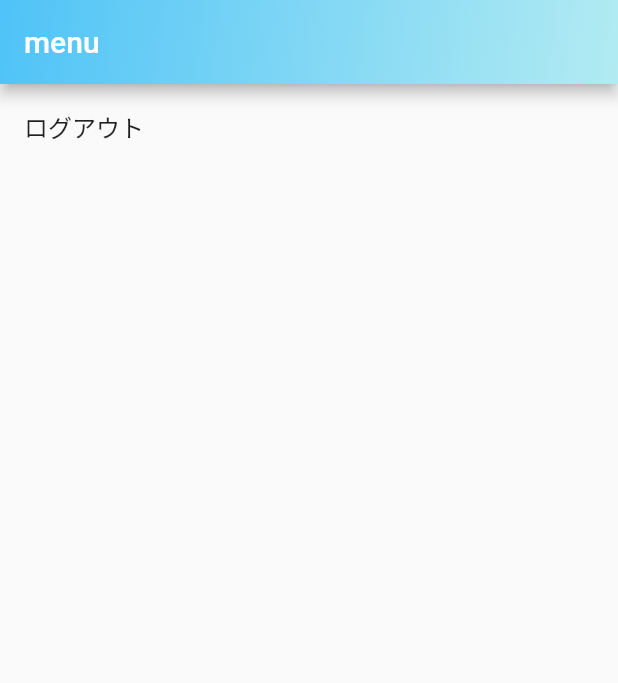
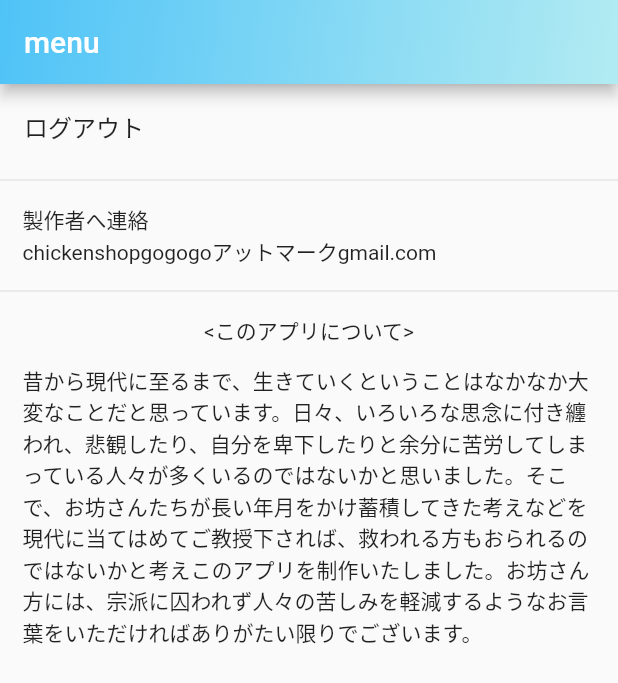
Before and after one commit to kentaro-box/flutter-light, a Flutter app: the Menu screen opened directly, on a phone screen of 412 x 824 dp. Shown: the top 683 px of the screen. Run offline on Flutter 3.47's test engine with Material 2 defaults, Android fonts, the phone set to English and light mode, and no system bars; our stand-ins replace cloud_firestore, firebase_auth, firebase_core, like_button; missing offline and left inert: flutter_auth_buttons, flutter_facebook_login; accounts and stored records are empty.

Commit message:
アップグレードのため

```diff
--- a/lib/block.dart
+++ b/lib/block.dart
@@ -15,7 +15,7 @@ class Block extends StatelessWidget {
     return user.uid;
   }
 
-  addPostBlockUid() async {
+  void addPostBlockUid() async {
     var uid = await getCurrentUserId();
     var documentRef = Firestore.instance.collection('posts').document(postId);
 
--- a/lib/menu.dart
+++ b/lib/menu.dart
@@ -59,6 +59,35 @@ class _MenuState extends State<Menu> {
                   (Route<dynamic> route) => false);
             },
           ),
+          Divider(),
+          Padding(
+            padding: const EdgeInsets.fromLTRB(15.0, 8.0, 15.0, 8.0),
+            child: Column(
+              children: <Widget>[
+                Align(
+                  alignment: Alignment.centerLeft,
+                  child: Text("製作者へ連絡"),
+                ),
+                Align(
+                    alignment: Alignment.centerLeft,
+                    child: Text('chickenshopgogogoアットマークgmail.com')),
+              ],
+            ),
+          ),
+          Divider(),
+          Padding(
+            padding: const EdgeInsets.fromLTRB(15.0, 8.0, 15.0, 8.0),
+            child: Column(
+              children: <Widget>[
+                Padding(
+                  padding: const EdgeInsets.only(bottom: 12.0),
+                  child: Text('<このアプリについて>'),
+                ),
+                Text(
+                    '昔から現代に至るまで、生きていくということはなかなか大変なことだと思っています。日々、いろいろな思念に付き纏われ、悲観したり、自分を卑下したりと余分に苦労してしまっている人々が多くいるのではないかと思いました。そこで、お坊さんたちが長い年月をかけ蓄積してきた考えなどを現代に当てはめてご教授下されば、救われる方もおられるのではないかと考えこのアプリを制作いたしました。お坊さん方には、宗派に囚われず人々の苦しみを軽減するようなお言葉をいただければありがたい限りでございます。'),
+              ],
+            ),
+          ),
         ],
       ),
     );
--- a/lib/word_of_today.dart
+++ b/lib/word_of_today.dart
@@ -182,7 +182,7 @@ class _WordOfTodayState extends State<WordOfToday> {
                                         Widget result;
                                         if (count == 0) {
                                           result = Text(
-                                            "ありがたい",
+                                            "ありがとう",
                                             style: TextStyle(color: color),
                                           );
                                         } else
```
Also changed, not shown: lib/home_screen.dart (+54 -21 lines).
